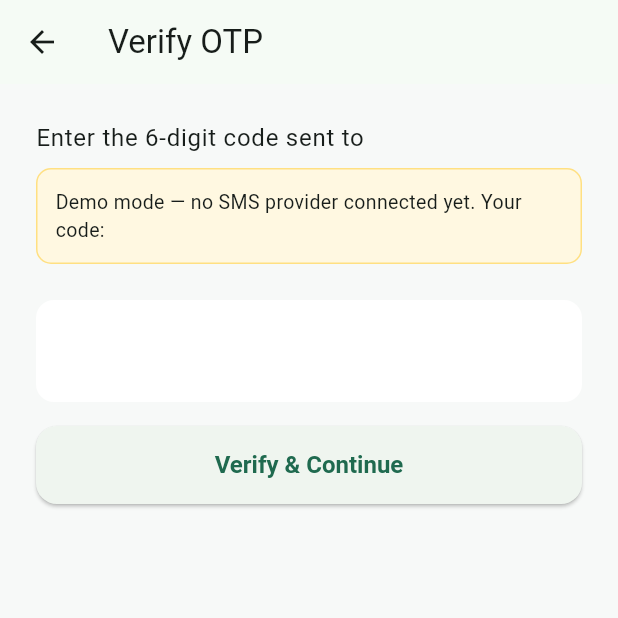
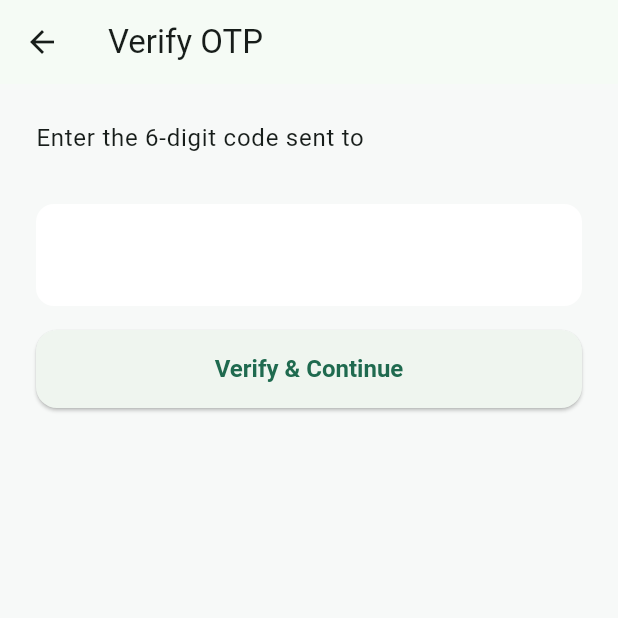
Before and after one commit to Spy2024/shopkeeper_pro, a Flutter app: the OtpScreen screen opened directly with empty values, on a phone screen of 412 x 824 dp, the top half of it. Run offline on Flutter 3.47's test engine with Material 3 defaults, Android fonts, the phone set to English and light mode, and no system bars; our stand-ins replace cloud_firestore, connectivity_plus, firebase_auth, firebase_core, fl_chart, flutter_secure_storage and 4 more; accounts and stored records are empty.

Commit message:
Use Firebase SMS OTP screen without exposing a demo code

```diff
--- a/lib/screens/auth/otp_screen.dart
+++ b/lib/screens/auth/otp_screen.dart
@@ -5,11 +5,7 @@ import '../profile/shop_profile_screen.dart';
 
 class OtpScreen extends StatefulWidget {
   final String phoneNumber;
-  /// Only present because this build has no real SMS backend wired up yet —
-  /// see AuthService docstring. Remove this param once a provider is connected.
-  final String demoOtp;
-
-  const OtpScreen({super.key, required this.phoneNumber, required this.demoOtp});
+  const OtpScreen({super.key, required this.phoneNumber});
 
   @override
   State<OtpScreen> createState() => _OtpScreenState();
@@ -32,20 +28,7 @@ class _OtpScreenState extends State<OtpScreen> {
             Text('Enter the 6-digit code sent to ${widget.phoneNumber}',
                 style: Theme.of(context).textTheme.bodyLarge),
             const SizedBox(height: 8),
-            Container(
-              padding: const EdgeInsets.all(12),
-              decoration: BoxDecoration(
-                color: Colors.amber.shade50,
-                borderRadius: BorderRadius.circular(10),
-                border: Border.all(color: Colors.amber.shade200),
-              ),
-              child: Text(
-                'Demo mode — no SMS provider connected yet. Your code: ${widget.demoOtp}',
-                style: const TextStyle(fontSize: 13),
-              ),
-            ),
-            const SizedBox(height: 24),
-            TextField(
+            const SizedBox(height: 24),            TextField(
               controller: _otpController,
               keyboardType: TextInputType.number,
               maxLength: 6,
```
